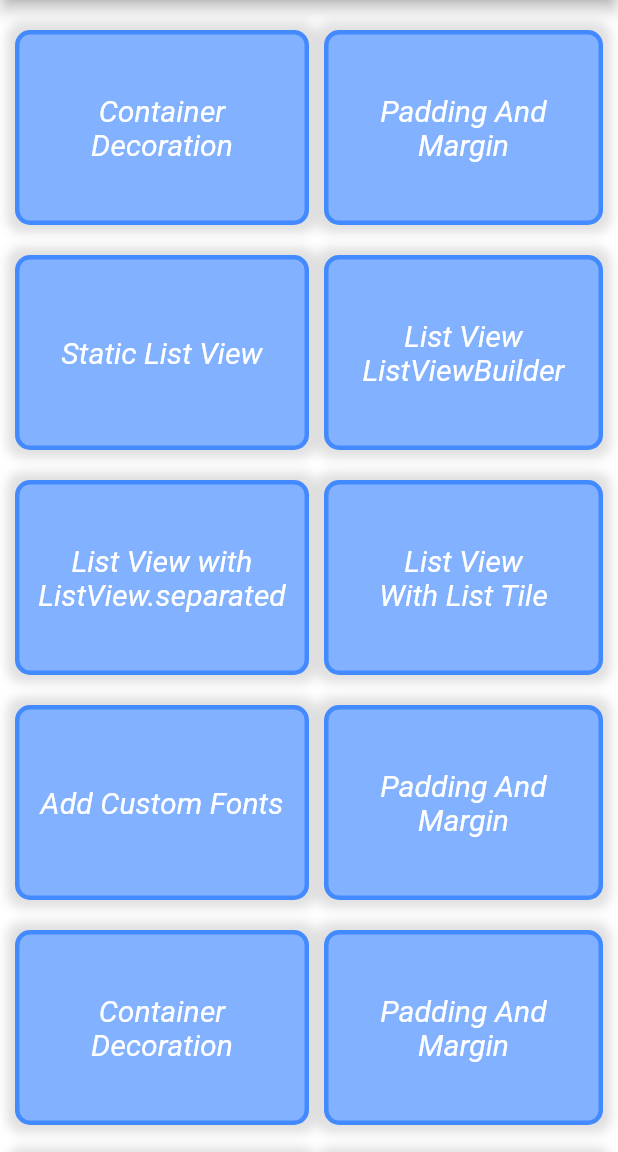
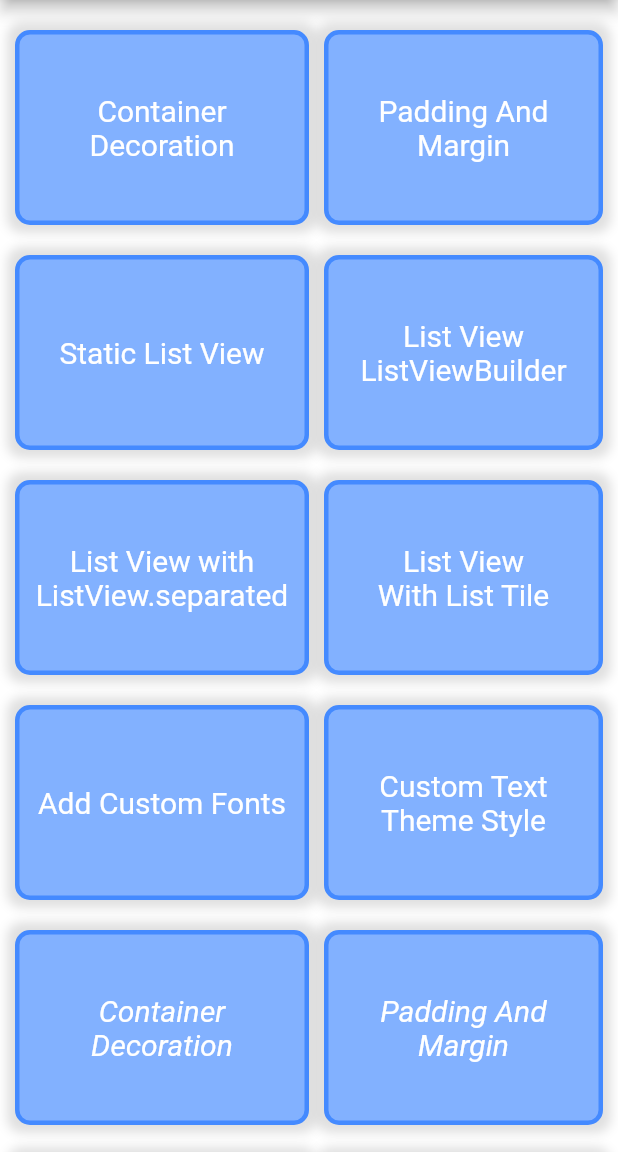
Before and after one commit to ChandravirRaj/lodhi_info_tech, a Flutter app: the screen it shows after launch, on a phone screen of 412 x 824 dp, the part 84-1236 px from its top. Run offline on Flutter 3.47's test engine with Material 2 defaults, Android fonts, the light colour scheme and no system bars.

Commit message:
cutom theme and custom test style add

```diff
--- a/lib/home/home_screen.dart
+++ b/lib/home/home_screen.dart
@@ -1,6 +1,7 @@
 import 'package:flutter/material.dart';
 import 'package:lodhi_info_tech/practice/my_container.dart';
 import 'package:lodhi_info_tech/practice/tut_custom_fonts.dart';
+import 'package:lodhi_info_tech/practice/tut_custom_theme_style.dart';
 import 'package:lodhi_info_tech/practice/tut_static_list_view.dart';
 import 'package:lodhi_info_tech/practice/tut_margin_padding.dart';
 import 'package:lodhi_info_tech/practice/tut_vertical_list_view.dart';
@@ -55,16 +56,13 @@ class _MyHomePageState extends State<MyHomePage> {
                                   blurRadius: 5.0,
                                   spreadRadius: 5.0),
                             ]),
-                        child: const Center(
+                        child: Center(
                           child: Padding(
                             padding: EdgeInsets.all(10.0),
                             child: Text(
                               "Container Decoration",
                               textAlign: TextAlign.center,
-                              style: TextStyle(
-                                  color: Colors.white,
-                                  fontSize: 20,
-                                  fontStyle: FontStyle.italic),
+                              style: Theme.of(context).textTheme.headline3,
                             ),
                           ),
                         ),
@@ -94,16 +92,13 @@ class _MyHomePageState extends State<MyHomePage> {
                         child: Container(
                           width: double.infinity,
                           height: double.infinity,
-                          child: const Padding(
+                          child: Padding(
                             padding: EdgeInsets.all(30.0),
                             child: Center(
                               child: Text(
                                 "Padding And Margin",
                                 textAlign: TextAlign.center,
-                                style: TextStyle(
-                                    color: Colors.white,
-                                    fontSize: 20,
-                                    fontStyle: FontStyle.italic,),
+                                style: Theme.of(context).textTheme.headline3,
                               ),
                             ),
                           ),
@@ -136,16 +131,13 @@ class _MyHomePageState extends State<MyHomePage> {
                                   blurRadius: 5.0,
                                   spreadRadius: 5.0),
                             ]),
-                        child: const Center(
+                        child: Center(
                           child: Padding(
                             padding: EdgeInsets.all(10.0),
                             child: Text(
                               "Static List View",
                               textAlign: TextAlign.center,
-                              style: TextStyle(
-                                  color: Colors.white,
-                                  fontSize: 20,
-                                  fontStyle: FontStyle.italic),
+                              style: Theme.of(context).textTheme.headline3,
                             ),
                           ),
                         ),
@@ -175,16 +167,13 @@ class _MyHomePageState extends State<MyHomePage> {
                         child: Container(
                           width: double.infinity,
                           height: double.infinity,
-                          child: const Padding(
+                          child: Padding(
                             padding: EdgeInsets.all(20.0),
                             child: Center(
                               child: Text(
                                 "List View ListViewBuilder",
                                 textAlign: TextAlign.center,
-                                style: TextStyle(
-                                  color: Colors.white,
-                                  fontSize: 20,
-                                  fontStyle: FontStyle.italic,),
+                                  style: Theme.of(context).textTheme.headline3,
                               ),
                             ),
                           ),
@@ -217,16 +206,13 @@ class _MyHomePageState extends State<MyHomePage> {
                                   blurRadius: 5.0,
                                   spreadRadius: 5.0),
                             ]),
-                        child: const Center(
+                        child: Center(
                           child: Padding(
                             padding: EdgeInsets.all(10.0),
                             child: Text(
                               "List View with ListView.separated",
                               textAlign: TextAlign.center,
-                              style: TextStyle(
-                                  color: Colors.white,
-                                  fontSize: 20,
-                                  fontStyle: FontStyle.italic),
+                                style: Theme.of(context).textTheme.headline3,
                             ),
                           ),
                         ),
@@ -256,16 +242,13 @@ class _MyHomePageState extends State<MyHomePage> {
                         child: Container(
                           width: double.infinity,
                           height: double.infinity,
-                          child: const Padding(
+                          child: Padding(
                             padding: EdgeInsets.all(30.0),
                             child: Center(
                               child: Text(
                                 "List View With List Tile",
                                 textAlign: TextAlign.center,
-                                style: TextStyle(
-                                  color: Colors.white,
-                                  fontSize: 20,
-                                  fontStyle: FontStyle.italic,),
+                                style: Theme.of(context).textTheme.headline3,
                               ),
                             ),
                           ),
@@ -298,16 +281,13 @@ class _MyHomePageState extends State<MyHomePage> {
                                   blurRadius: 5.0,
                                   spreadRadius: 5.0),
                             ]),
-                        child: const Center(
+                        child: Center(
                           child: Padding(
                             padding: EdgeInsets.all(10.0),
                             child: Text(
                               "Add Custom Fonts",
                               textAlign: TextAlign.center,
-                              style: TextStyle(
-                                  color: Colors.white,
-                                  fontSize: 20,
-                                  fontStyle: FontStyle.italic),
+                              style: Theme.of(context).textTheme.headline3,
                             ),
                           ),
                         ),
@@ -316,7 +296,7 @@ class _MyHomePageState extends State<MyHomePage> {
                   ),
                   Expanded(
                     child: InkWell(
-                      onTap: () => {_moveToContainerDecoration()},
+                      onTap: () => {_moveToCustomThemeStyleOneScreen()},
                       child: Container(
                         height: 130,
                         margin:
@@ -337,16 +317,13 @@ class _MyHomePageState extends State<MyHomePage> {
                         child: Container(
                           width: double.infinity,
                           height: double.infinity,
-                          child: const Padding(
+                          child:  Padding(
                             padding: EdgeInsets.all(30.0),
                             child: Center(
                               child: Text(
-                                "Padding And Margin",
+                                "Custom Text Theme Style",
                                 textAlign: TextAlign.center,
-                                style: TextStyle(
-                                  color: Colors.white,
-                                  fontSize: 20,
-                                  fontStyle: FontStyle.italic,),
+                                style: Theme.of(context).textTheme.headline3,
                               ),
                             ),
                           ),
@@ -427,7 +404,8 @@ class _MyHomePageState extends State<MyHomePage> {
                                 style: TextStyle(
                                   color: Colors.white,
                                   fontSize: 20,
-                                  fontStyle: FontStyle.italic,),
+                                  fontStyle: FontStyle.italic,
+                                ),
                               ),
                             ),
                           ),
@@ -508,7 +486,8 @@ class _MyHomePageState extends State<MyHomePage> {
                                 style: TextStyle(
                                   color: Colors.white,
                                   fontSize: 20,
-                                  fontStyle: FontStyle.italic,),
+                                  fontStyle: FontStyle.italic,
+                                ),
                               ),
                             ),
                           ),
@@ -576,4 +555,10 @@ class _MyHomePageState extends State<MyHomePage> {
       return const CustomFonts();
     }));
   }
+
+  void _moveToCustomThemeStyleOneScreen() {
+    Navigator.push(context, MaterialPageRoute(builder: (context) {
+      return const CustomThemeStyleOne();
+    }));
   }
+}
--- a/lib/main.dart
+++ b/lib/main.dart
@@ -11,11 +11,16 @@ class MyApp extends StatelessWidget {
   // This widget is the root of your application.
   @override
   Widget build(BuildContext context) {
-    return  MaterialApp(
+    return MaterialApp(
       debugShowCheckedModeBanner: false,
       theme: ThemeData(
         primarySwatch: Colors.red,
-        splashColor: Colors.red
+        splashColor: Colors.red,
+        textTheme: const TextTheme(
+          headline1: TextStyle(color: Colors.grey, fontSize: 25, fontFamily: 'FontRobotoBold'),
+          headline2: TextStyle(color: Colors.black87, fontSize: 25, fontFamily: 'FontRobotoMedium'),
+          headline3: TextStyle(color: Colors.white, fontSize: 20, fontFamily: 'FontRobotoRegular'),
+        ),
       ),
       home: const SplashScreen(),
     );
--- /dev/null
+++ b/lib/practice/tut_custom_theme_style.dart
@@ -0,0 +1,80 @@
+import 'package:flutter/material.dart';
+
+import '../utils/util.dart';
+
+class CustomThemeStyleOne extends StatefulWidget {
+  const CustomThemeStyleOne({super.key});
+
+  @override
+  State<CustomThemeStyleOne> createState() => _CustomThemeStyleOneState();
+}
+
+class _CustomThemeStyleOneState extends State<CustomThemeStyleOne> {
+  @override
+  Widget build(BuildContext context) {
+    return Scaffold(
+      appBar: AppBar(
+        title: Text("Custom Theme Style",
+            style: Util.headerTitleTextStyle(
+                textColor: Colors.white,
+                fontSize: 25)),
+      ),
+      body: Container(
+        height: double.infinity,
+        width: double.infinity,
+        child: Column(
+          children: [
+            Padding(
+              padding: EdgeInsets.only(top: 40),
+              child: Text(
+                "Welcome to Custom Fonts",
+                style: Util.headerTitleTextStyle(fontSize: 30),
+              ),
+            ),
+            Padding(
+              padding: EdgeInsets.only(top: 20),
+              child: Text(
+                "Roboto Regular Font",
+                style: Theme.of(context).textTheme.headline3,
+              ),
+            ),
+            Padding(
+              padding: EdgeInsets.only(top: 20),
+              child: Text(
+                "Roboto Medium Font",
+                style: Theme.of(context).textTheme.headline2,
+              ),
+            ),
+            Padding(
+              padding: EdgeInsets.only(top: 20),
+              child: Text(
+                "Roboto Bold Font",
+                style: Theme.of(context).textTheme.headline1,
+              ),
+            ),
+            const Padding(
+              padding: EdgeInsets.only(top: 20),
+              child: Text(
+                "Roboto Light Font",
+                style: TextStyle(
+                    color: Colors.brown,
+                    fontSize: 30,
+                    fontFamily: 'FontRobotoLight'),
+              ),
+            ),
+            const Padding(
+              padding: EdgeInsets.only(top: 20),
+              child: Text(
+                "Roboto Thin Font",
+                style: TextStyle(
+                    color: Colors.brown,
+                    fontSize: 30,
+                    fontFamily: 'FontRobotoThin'),
+              ),
+            ),
+          ],
+        ),
+      ),
+    );
+  }
+}
```
Also changed, not shown: lib/utils/util.dart (+8 -1 lines). Lines whose indentation alone changed are shown as unchanged.
